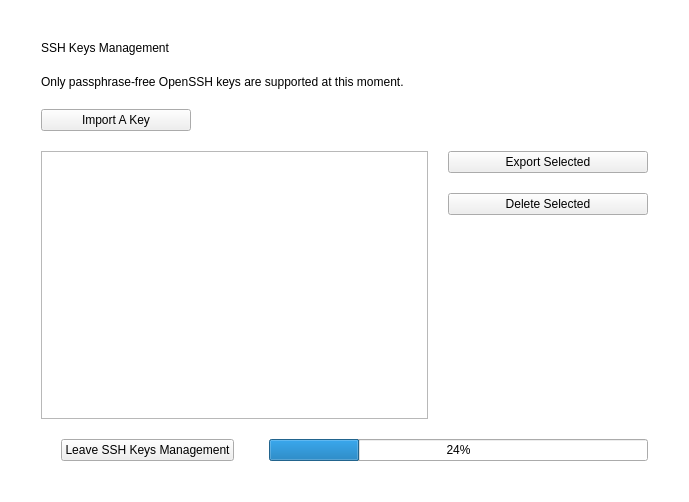
Before: the Qt Designer form src/SSHManagement.ui in mooltipass/moolticute, drawn with Qt 5.
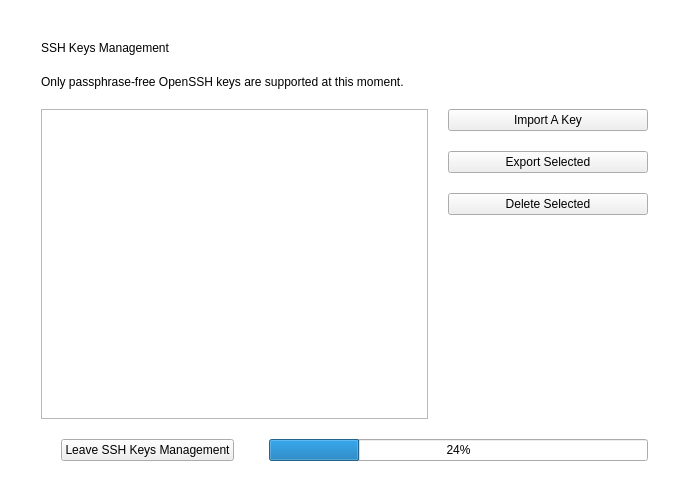
After: the same form once the commit is applied. Custom widgets are drawn as their Qt base class.

Commit message: Moved import button to the layout to the right beneath

Patch:
```diff
--- a/src/SSHManagement.ui
+++ b/src/SSHManagement.ui
@@ -280,36 +280,6 @@
          </property>
         </widget>
        </item>
-       <item>
-        <layout class="QHBoxLayout" name="horizontalLayout_5">
-         <item>
-          <widget class="QPushButton" name="pushButtonImport">
-           <property name="minimumSize">
-            <size>
-             <width>150</width>
-             <height>0</height>
-            </size>
-           </property>
-           <property name="text">
-            <string>Import A Key</string>
-           </property>
-          </widget>
-         </item>
-         <item>
-          <spacer name="horizontalSpacer_7">
-           <property name="orientation">
-            <enum>Qt::Horizontal</enum>
-           </property>
-           <property name="sizeHint" stdset="0">
-            <size>
-             <width>40</width>
-             <height>20</height>
-            </size>
-           </property>
-          </spacer>
-         </item>
-        </layout>
-       </item>
        <item>
         <layout class="QHBoxLayout" name="horizontalLayout_6">
          <item>
@@ -321,6 +291,19 @@
          </item>
          <item>
           <layout class="QVBoxLayout" name="verticalLayout_2">
+           <item>
+            <widget class="QPushButton" name="pushButtonImport">
+             <property name="minimumSize">
+              <size>
+               <width>150</width>
+               <height>0</height>
+              </size>
+             </property>
+             <property name="text">
+              <string>Import A Key</string>
+             </property>
+            </widget>
+           </item>
            <item>
             <widget class="QPushButton" name="pushButtonExport">
              <property name="minimumSize">
```
